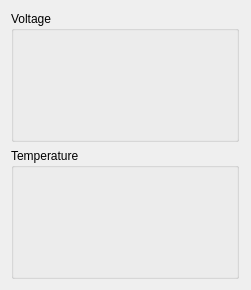
Qt form Source/mainwindow.ui (zblair/QSimpleTickerGraph) before a commit.
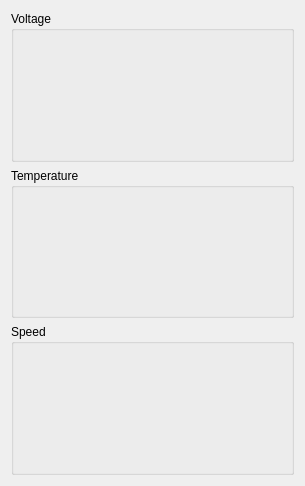
The same form after that commit. Custom widgets are drawn as their Qt base class.

Commit message: Enabled users to resize the graphs, add reference lines, and adjust the width of a data point.

Patch:
```diff
--- a/Source/mainwindow.ui
+++ b/Source/mainwindow.ui
@@ -6,19 +6,19 @@
    <rect>
     <x>0</x>
     <y>0</y>
-    <width>251</width>
-    <height>290</height>
+    <width>305</width>
+    <height>486</height>
    </rect>
   </property>
   <property name="windowTitle">
    <string>QSimpleTickerGraph Test</string>
   </property>
   <widget class="QWidget" name="centralWidget">
-   <layout class="QGridLayout" name="gridLayout">
-    <item row="0" column="0">
+   <layout class="QVBoxLayout" name="verticalLayout">
+    <item>
      <widget class="QGroupBox" name="voltageGroupBox">
       <property name="sizePolicy">
-       <sizepolicy hsizetype="Fixed" vsizetype="Fixed">
+       <sizepolicy hsizetype="Expanding" vsizetype="Expanding">
         <horstretch>0</horstretch>
         <verstretch>0</verstretch>
        </sizepolicy>
@@ -52,10 +52,10 @@
       </layout>
      </widget>
     </item>
-    <item row="1" column="0">
+    <item>
      <widget class="QGroupBox" name="temperatureGroupBox">
       <property name="sizePolicy">
-       <sizepolicy hsizetype="Fixed" vsizetype="Fixed">
+       <sizepolicy hsizetype="Expanding" vsizetype="Expanding">
         <horstretch>0</horstretch>
         <verstretch>0</verstretch>
        </sizepolicy>
@@ -92,6 +92,46 @@
       </layout>
      </widget>
     </item>
+    <item>
+     <widget class="QGroupBox" name="temperatureGroupBox_2">
+      <property name="sizePolicy">
+       <sizepolicy hsizetype="Expanding" vsizetype="Expanding">
+        <horstretch>0</horstretch>
+        <verstretch>0</verstretch>
+       </sizepolicy>
+      </property>
+      <property name="minimumSize">
+       <size>
+        <width>200</width>
+        <height>100</height>
+       </size>
+      </property>
+      <property name="contextMenuPolicy">
+       <enum>Qt::DefaultContextMenu</enum>
+      </property>
+      <property name="title">
+       <string>Speed</string>
+      </property>
+      <layout class="QVBoxLayout" name="verticalLayout_7">
+       <item>
+        <widget class="QSimpleTickerGraph" name="speedGraph" native="true">
+         <property name="sizePolicy">
+          <sizepolicy hsizetype="MinimumExpanding" vsizetype="MinimumExpanding">
+           <horstretch>0</horstretch>
+           <verstretch>0</verstretch>
+          </sizepolicy>
+         </property>
+         <property name="minimumSize">
+          <size>
+           <width>200</width>
+           <height>100</height>
+          </size>
+         </property>
+        </widget>
+       </item>
+      </layout>
+     </widget>
+    </item>
    </layout>
   </widget>
  </widget>
```
The commit also changes 4 other files.
